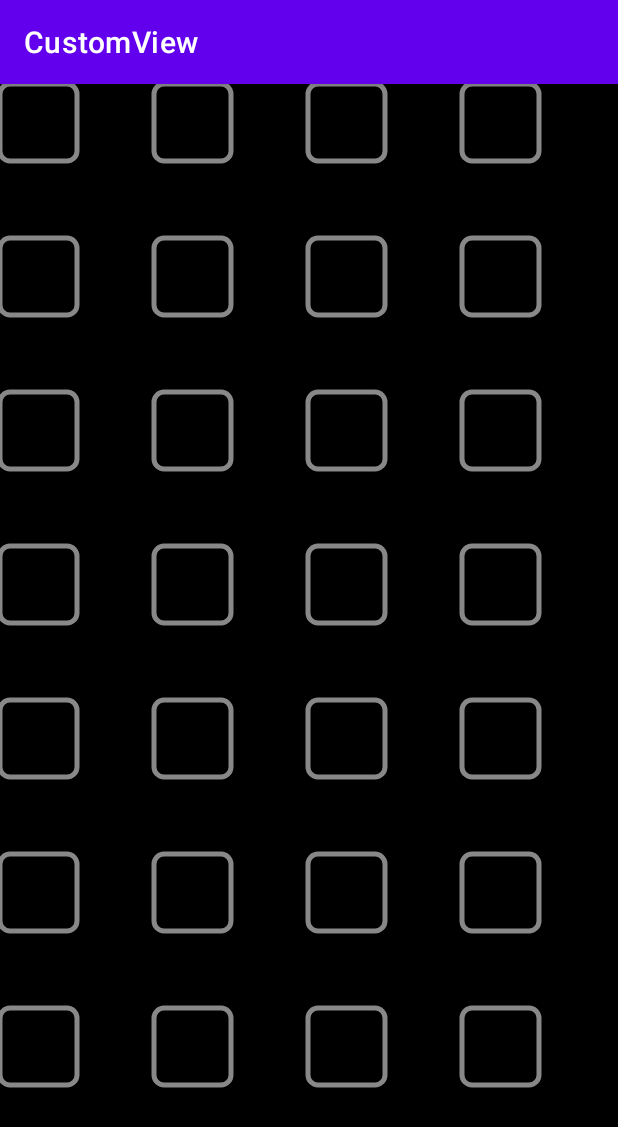
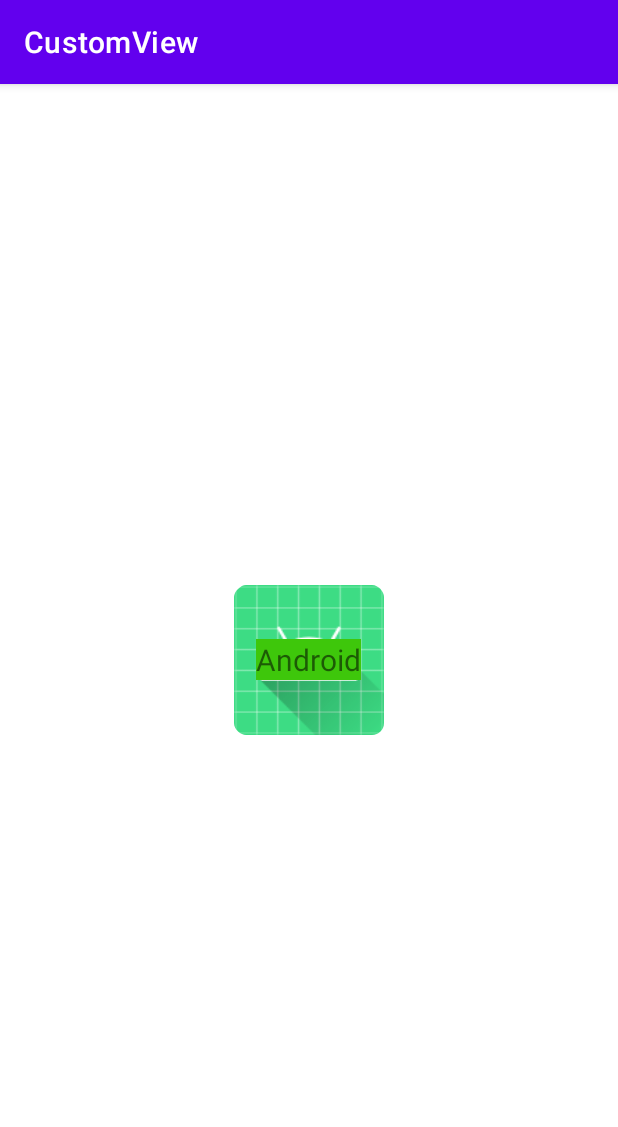
Before and after one commit to Shadow60539/android_layouts, an Android app: the screen it shows after launch (MainActivity), on a phone screen of 412 x 824 dp. Shown: the top 1127 px of the screen. Run offline under Robolectric (Android 15) with nearby library versions, the phone set to English and light mode, and no system bars.

Commit message:
add custom widget

```diff
--- /dev/null
+++ b/custom_view/src/main/java/com/example/custom_view/ImageText.kt
@@ -0,0 +1,24 @@
+package com.example.custom_view
+
+import android.content.Context
+import android.graphics.Color
+import android.util.AttributeSet
+import android.widget.ImageView
+import android.widget.RelativeLayout
+import android.widget.TextView
+
+class ImageText(context: Context?, attrs: AttributeSet?)
+    : RelativeLayout(context, attrs) {
+
+    private lateinit var imageView: ImageView
+    private lateinit var textView: TextView
+
+    init {
+        inflate(context, R.layout.image_text, this)
+        val attributes = context!!.obtainStyledAttributes(attrs, R.styleable.ImageText)
+        imageView = findViewById(R.id.image)
+        textView = findViewById(R.id.textView)
+        imageView.setImageResource(attributes.getResourceId(R.styleable.ImageText_src, Color.BLACK))
+        textView.text = attributes.getString(R.styleable.ImageText_text)
+    }
+}
--- a/custom_view/src/main/java/com/example/custom_view/MainActivity.kt
+++ b/custom_view/src/main/java/com/example/custom_view/MainActivity.kt
@@ -4,14 +4,11 @@ import androidx.appcompat.app.AppCompatActivity
 import android.os.Bundle
 import android.util.Log
 
-class MainActivity : AppCompatActivity() , MyCustomListener{
+class MainActivity : AppCompatActivity(){
     override fun onCreate(savedInstanceState: Bundle?) {
         super.onCreate(savedInstanceState)
         setContentView(R.layout.activity_main)
-        findViewById<MyCustomView>(R.id.myCustomView).setListener(this)
+        findViewById<ImageText>(R.id.cvImageText)
     }
 
-    override fun onSeatSelected(seats: MutableSet<Vector2>) {
-        Log.d("Seats", seats.size.toString())
-    }
 }
--- a/custom_view/src/main/res/layout/activity_main.xml
+++ b/custom_view/src/main/res/layout/activity_main.xml
@@ -1,16 +1,21 @@
 <?xml version="1.0" encoding="utf-8"?>
-<RelativeLayout xmlns:android="http://schemas.android.com/apk/res/android"
+<androidx.constraintlayout.widget.ConstraintLayout xmlns:android="http://schemas.android.com/apk/res/android"
     xmlns:app="http://schemas.android.com/apk/res-auto"
     xmlns:tools="http://schemas.android.com/tools"
     android:layout_width="match_parent"
     android:layout_height="match_parent"
     tools:context=".MainActivity">
 
-    <com.example.custom_view.MyCustomView
-        android:id="@+id/myCustomView"
+    <com.example.custom_view.ImageText
+        android:id="@+id/cvImageText"
+        app:src="@mipmap/ic_launcher_round"
+        app:text="Android"
         android:layout_width="wrap_content"
         android:layout_height="wrap_content"
-        android:background="@color/black"
-        android:layout_centerInParent="true" />
+        app:layout_constraintBottom_toBottomOf="parent"
+        app:layout_constraintEnd_toEndOf="parent"
+        app:layout_constraintStart_toStartOf="parent"
+        app:layout_constraintTop_toTopOf="parent" />
 
-</RelativeLayout>
+
+</androidx.constraintlayout.widget.ConstraintLayout>
--- /dev/null
+++ b/custom_view/src/main/res/layout/image_text.xml
@@ -0,0 +1,22 @@
+<?xml version="1.0" encoding="utf-8"?>
+<RelativeLayout xmlns:android="http://schemas.android.com/apk/res/android"
+    android:layout_width="match_parent"
+    android:layout_height="match_parent">
+
+    <ImageView
+        android:id="@+id/image"
+        android:layout_height="100dp"
+        android:layout_width="100dp"
+        android:layout_centerInParent="true"
+        android:contentDescription="Image" />
+
+    <TextView
+        android:id="@+id/textView"
+        android:layout_centerInParent="true"
+        android:textSize="20sp"
+        android:background="@color/green"
+        android:shadowColor="@color/black"
+        android:layout_width="wrap_content"
+        android:layout_height="wrap_content"/>
+
+</RelativeLayout>
--- /dev/null
+++ b/custom_view/src/main/res/values/attrs.xml
@@ -0,0 +1,8 @@
+<?xml version="1.0" encoding="utf-8"?>
+<resources>
+    <declare-styleable name="ImageText">
+<!--        How to make this attribute mandatory?-->
+        <attr name="src" format="reference"/>
+        <attr name="text" format="string"/>
+    </declare-styleable>
+</resources>
--- a/custom_view/src/main/res/values/colors.xml
+++ b/custom_view/src/main/res/values/colors.xml
@@ -5,6 +5,7 @@
     <color name="purple_700">#FF3700B3</color>
     <color name="teal_200">#FF03DAC5</color>
     <color name="teal_700">#FF018786</color>
+    <color name="green">#3EC70B</color>
     <color name="black">#FF000000</color>
     <color name="white">#FFFFFFFF</color>
 </resources>
```
